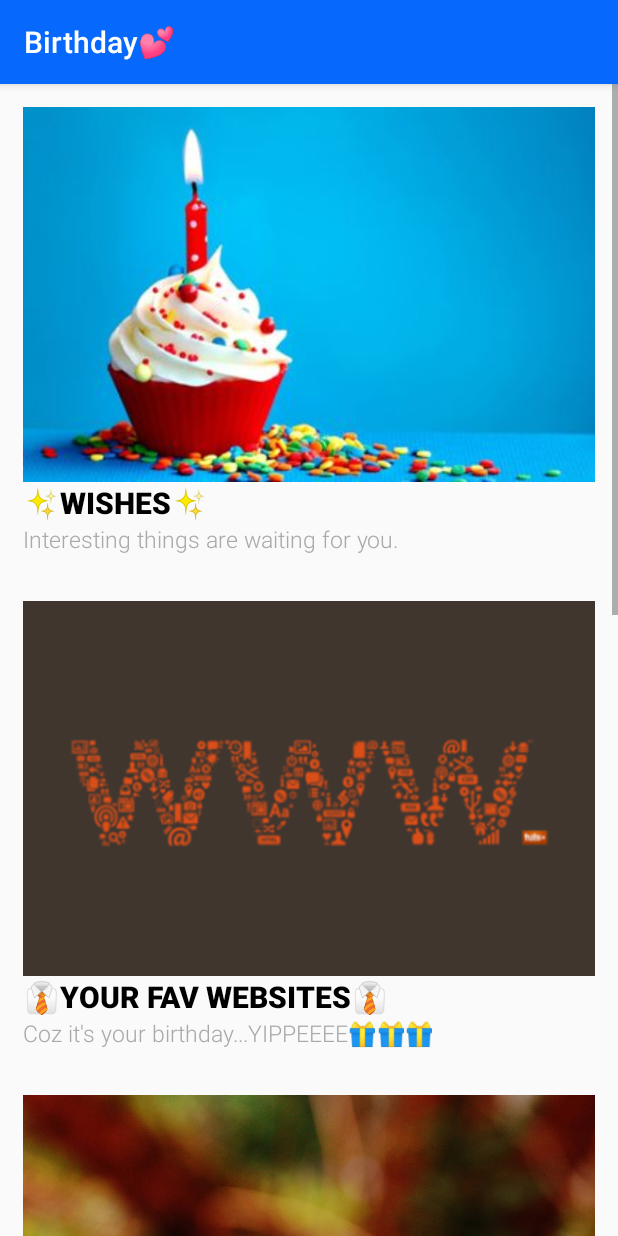
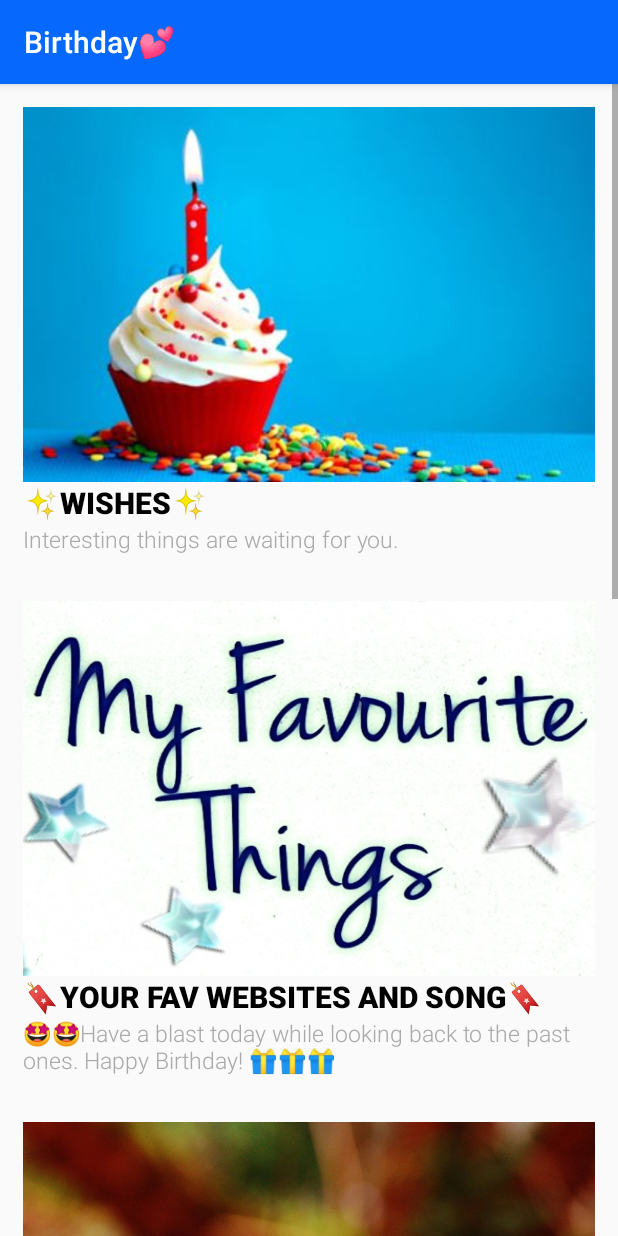
Before and after one commit to GiselleYen/CAT-Project, an Android app: the FirstActivity screen opened directly, with no data from a screen before it, on a phone screen of 412 x 824 dp. Run offline under Robolectric (Android 15) with nearby library versions, the phone set to English and light mode, and no system bars.

Commit message:
First page UI update

```diff
--- a/app/src/main/res/layout/activity_first.xml
+++ b/app/src/main/res/layout/activity_first.xml
@@ -61,14 +61,14 @@
                 <TextView
                     android:layout_width="match_parent"
                     android:layout_height="wrap_content"
-                    android:text="👔YOUR FAV WEBSITES👔"
+                    android:text="🔖YOUR FAV WEBSITES AND SONG🔖"
                     android:fontFamily="sans-serif-black"
                     android:textColor="#000000"
                     android:textSize="20sp"/>
                 <TextView
                     android:layout_width="match_parent"
                     android:layout_height="wrap_content"
-                    android:text="Coz it's your birthday...YIPPEEEE🎁🎁🎁"
+                    android:text="🤩🤩Have a blast today while looking back to the past ones. Happy Birthday! 🎁🎁🎁"
                     android:fontFamily="sans-serif-light"
                     android:textColor="#a9a9a9"
                     android:textSize="15sp"/>
@@ -111,18 +111,18 @@
                 <ImageView
                     android:layout_width="match_parent"
                     android:layout_height="250dp"
-                    android:background="@drawable/dog_first"/>
+                    android:background="@drawable/video18"/>
                 <TextView
                     android:layout_width="match_parent"
                     android:layout_height="wrap_content"
-                    android:text="🤦‍♂RANDOM THINGS🤦‍♂️"
+                    android:text="🎂18th BIRTHDAY VIDEO📹"
                     android:fontFamily="sans-serif-black"
                     android:textColor="#000000"
                     android:textSize="20sp"/>
                 <TextView
                     android:layout_width="match_parent"
                     android:layout_height="wrap_content"
-                    android:text="Putting a dog image to attract you here.😅😅"
+                    android:text="Hope this birthday song video bring you an extra smile on this wonderful day.😊😊Wish you a very Happy Birthday.🍰🍰"
                     android:fontFamily="sans-serif-light"
                     android:textColor="#a9a9a9"
                     android:textSize="15sp"/>
```
Also changed, not shown: app/src/main/res/drawable-v24/website.png (deleted), app/src/main/res/drawable/video18.jpg (added), app/src/main/res/drawable/website.jpg (added).
